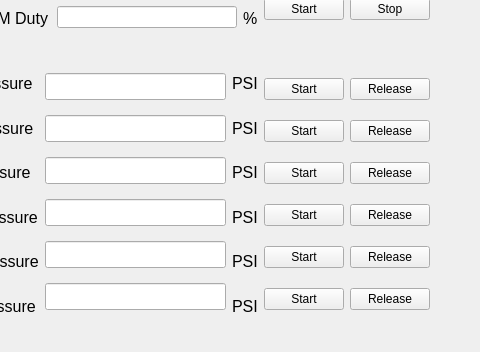
This is exo_gui/PWM_TestFun.ui in haolee21/ExoRPI4 as Qt 5 draws it before an edit; both pictures show x 181 to 661 and y 226 to 578 of the 661 by 578 pixel window. The edited form follows.
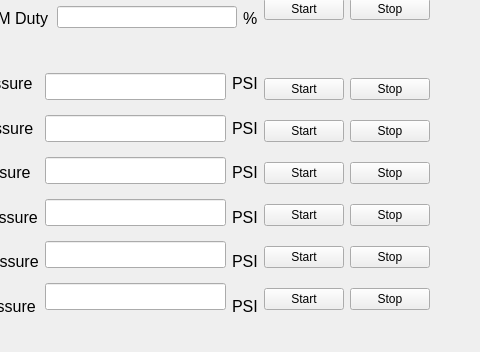
This is the edited form.

```diff
--- a/exo_gui/PWM_TestFun.ui
+++ b/exo_gui/PWM_TestFun.ui
@@ -615,42 +615,42 @@
       <item>
        <widget class="QPushButton" name="btn_LKneCharge_rel">
         <property name="text">
-         <string>Release</string>
+         <string>Stop</string>
         </property>
        </widget>
       </item>
       <item>
        <widget class="QPushButton" name="btn_LAnkCharge_rel">
         <property name="text">
-         <string>Release</string>
+         <string>Stop</string>
         </property>
        </widget>
       </item>
       <item>
        <widget class="QPushButton" name="btn_LTankCharge_rel">
         <property name="text">
-         <string>Release</string>
+         <string>Stop</string>
         </property>
        </widget>
       </item>
       <item>
        <widget class="QPushButton" name="btn_RKneCharge_rel">
         <property name="text">
-         <string>Release</string>
+         <string>Stop</string>
         </property>
        </widget>
       </item>
       <item>
        <widget class="QPushButton" name="btn_RAnkCharge_rel">
         <property name="text">
-         <string>Release</string>
+         <string>Stop</string>
         </property>
        </widget>
       </item>
       <item>
        <widget class="QPushButton" name="btn_RTankCharge_rel">
         <property name="text">
-         <string>Release</string>
+         <string>Stop</string>
         </property>
        </widget>
       </item>
```
Left out of the diff: 12 changed lines with no effect on the pictures.
